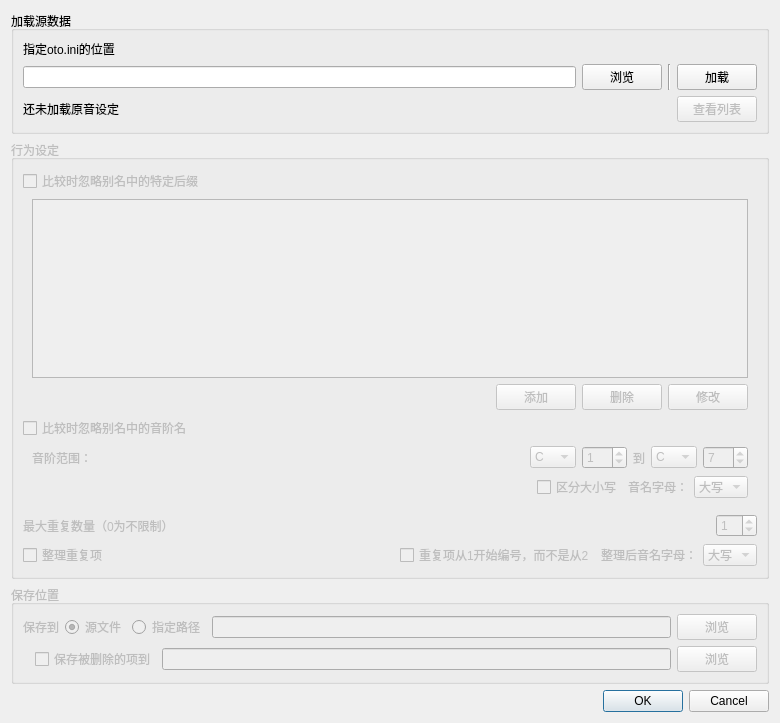
Old version of the form src/removeduplicatedialog.ui in the repository shine5402/KiraOtoToolbox.
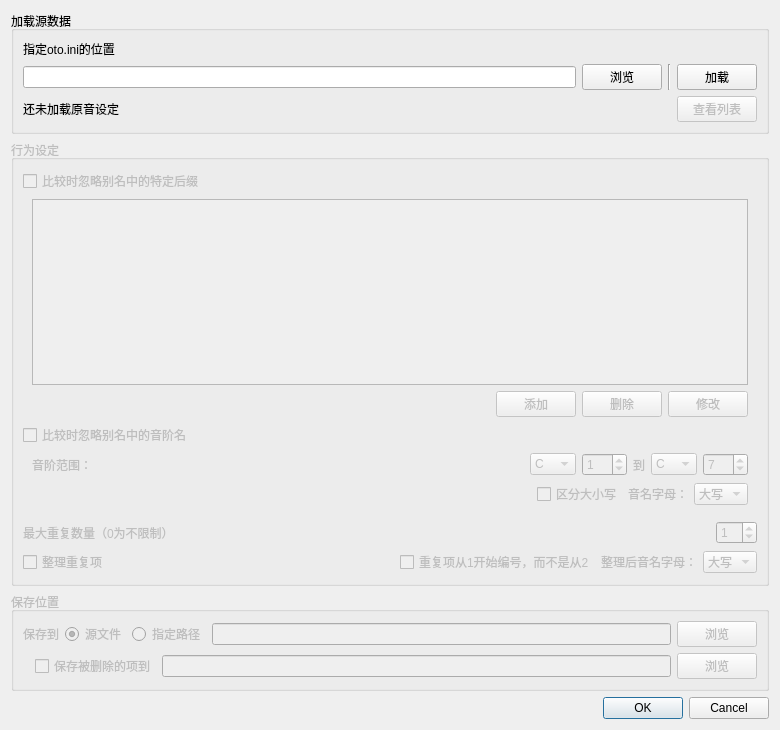
New version of the form.

```diff
--- a/src/removeduplicatedialog.ui
+++ b/src/removeduplicatedialog.ui
@@ -7,7 +7,7 @@
     <x>0</x>
     <y>0</y>
     <width>780</width>
-    <height>723</height>
+    <height>730</height>
    </rect>
   </property>
   <property name="windowTitle">
```
